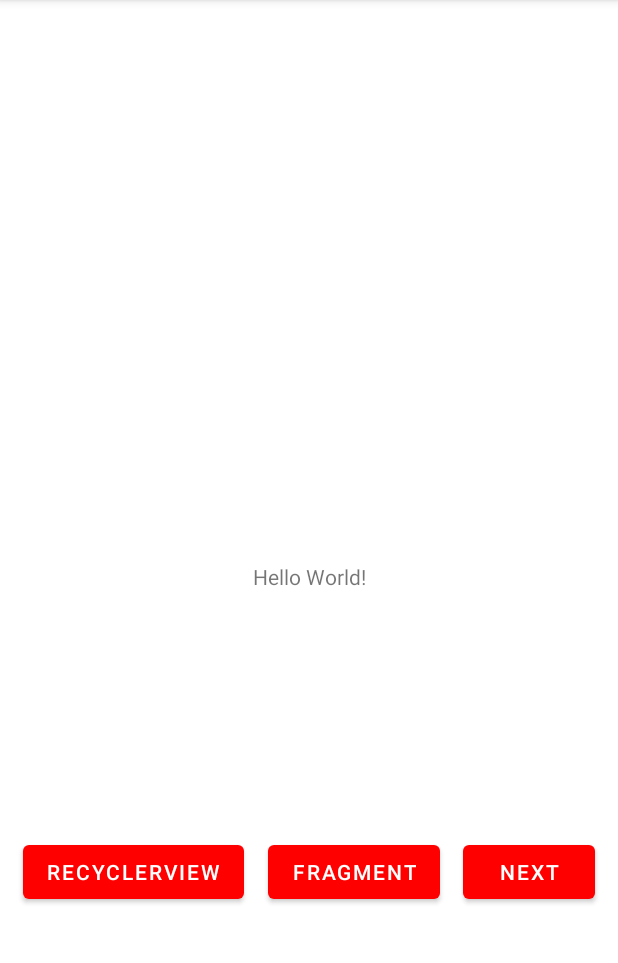
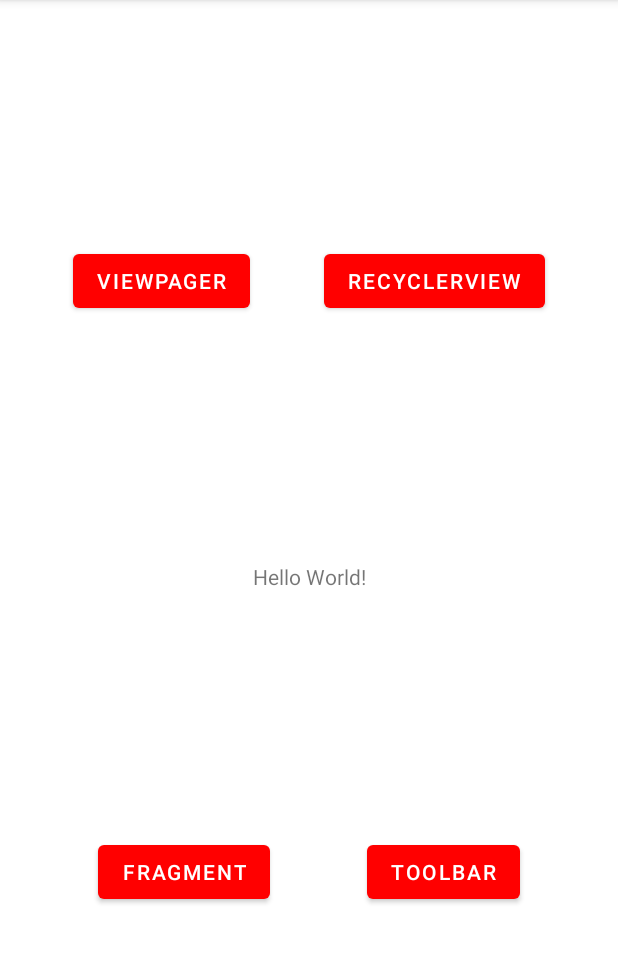
Before and after one commit to jihuncha/doit_kotlin_sample, an Android app: the screen it shows after launch (MainActivity), on a phone screen of 412 x 824 dp, the part 84-1047 px from its top. Run offline under Robolectric (Android 15) with nearby library versions, the phone set to English and light mode, and no system bars.

Commit message:
ch11 main 구조변경

```diff
--- a/ch11_jetpack_library/build.gradle
+++ b/ch11_jetpack_library/build.gradle
@@ -43,6 +43,7 @@ dependencies {
     implementation 'androidx.appcompat:appcompat:1.3.1'
     implementation 'androidx.constraintlayout:constraintlayout:2.1.0'
     implementation("androidx.recyclerview:recyclerview:1.2.1")
+    implementation("androidx.viewpager2:viewpager2:1.0.0")
 
     implementation 'androidx.legacy:legacy-support-v4:1.0.0'
     testImplementation 'junit:junit:4.+'
--- a/ch11_jetpack_library/src/main/AndroidManifest.xml
+++ b/ch11_jetpack_library/src/main/AndroidManifest.xml
@@ -15,7 +15,7 @@
         <!-- up 버튼 정의 : parentActivityName -->
         <!-- android:parentActivityName=".MainActivity" -->
         <activity
-            android:name=".SecondActivity"
+            android:name=".ToolbarActionbarActivity"
             android:exported="true"
             android:theme="@style/Theme.TestTheme1" />
         <activity
--- a/ch11_jetpack_library/src/main/java/com/huni/ch11_jetpack_library/MainActivity.kt
+++ b/ch11_jetpack_library/src/main/java/com/huni/ch11_jetpack_library/MainActivity.kt
@@ -3,10 +3,11 @@ package com.huni.ch11_jetpack_library
 import android.content.Intent
 import androidx.appcompat.app.AppCompatActivity
 import android.os.Bundle
+import android.util.Log
 import android.view.View
 import com.huni.ch11_jetpack_library.databinding.ActivityMainBinding
 
-class MainActivity : AppCompatActivity() {
+class MainActivity : AppCompatActivity(), View.OnClickListener {
     val TAG : String = MainActivity::class.java.simpleName
 
     override fun onCreate(savedInstanceState: Bundle?) {
@@ -16,27 +17,57 @@ class MainActivity : AppCompatActivity() {
         val binding = ActivityMainBinding.inflate(layoutInflater)
         setContentView(binding.root)
 
-        binding.btNext.setOnClickListener(object: View.OnClickListener{
-            override fun onClick(v: View?) {
-                val intent : Intent = Intent(this@MainActivity, SecondActivity::class.java)
+        binding.btNext.setOnClickListener(this)
+        binding.btNextFragment.setOnClickListener(this)
+        binding.btNextRecyclerview.setOnClickListener(this)
+        binding.btNext.setOnClickListener(this)
 
-                startActivity(intent)
-            }
-        })
 
-        binding.btNextFragment.setOnClickListener {
-            val intent : Intent = Intent(this@MainActivity, FragmentActivity::class.java)
+//        binding.btNext.setOnClickListener(object: View.OnClickListener{
+//            override fun onClick(v: View?) {
+//                val intent : Intent = Intent(this@MainActivity, SecondActivity::class.java)
+//
+//                startActivity(intent)
+//            }
+//        })
+//
+//        binding.btNextFragment.setOnClickListener {
+//            val intent : Intent = Intent(this@MainActivity, FragmentActivity::class.java)
+//
+//            startActivity(intent)
+//        }
+//
+//        binding.btNextRecyclerview.setOnClickListener(object : View.OnClickListener{
+//            override fun onClick(v: View?) {
+//                val intent = Intent(this@MainActivity, RecyclerViewActivity::class.java)
+//
+//                startActivity(intent)
+//            }
+//
+//        })
+    }
 
-            startActivity(intent)
-        }
-
-        binding.btNextRecyclerview.setOnClickListener(object : View.OnClickListener{
-            override fun onClick(v: View?) {
-                val intent = Intent(this@MainActivity, RecyclerViewActivity::class.java)
-
+    override fun onClick(v: View?) {
+        when(v?.id) {
+            R.id.bt_next -> {
+                Log.d(TAG, "onClick - bt_next")
+                val intent : Intent = Intent(this@MainActivity, ToolbarActionbarActivity::class.java)
                 startActivity(intent)
             }
 
-        })
+            R.id.bt_next_fragment -> {
+                Log.d(TAG, "onClick - bt_next_fragment")
+                val intent: Intent = Intent(this@MainActivity, FragmentActivity::class.java)
+                startActivity(intent)
+            }
+
+            R.id.bt_next_recyclerview -> {
+                Log.d(TAG, "onClick - bt_next_recyclerview")
+                val intent: Intent = Intent(this@MainActivity, RecyclerViewActivity::class.java)
+                startActivity(intent)
+            }
+        }
     }
+
+
 }
--- a/ch11_jetpack_library/src/main/java/com/huni/ch11_jetpack_library/SecondActivity.kt
+++ b/ch11_jetpack_library/src/main/java/com/huni/ch11_jetpack_library/ToolbarActionbarActivity.kt
@@ -3,11 +3,10 @@ package com.huni.ch11_jetpack_library
 import androidx.appcompat.app.AppCompatActivity
 import android.os.Bundle
 import android.util.Log
-import android.view.MenuItem
 import com.huni.ch11_jetpack_library.databinding.ActivitySecondBinding
 
-class SecondActivity : AppCompatActivity() {
-    val TAG : String = SecondActivity::class.java.simpleName
+class ToolbarActionbarActivity : AppCompatActivity() {
+    val TAG : String = ToolbarActionbarActivity::class.java.simpleName
 
     override fun onCreate(savedInstanceState: Bundle?) {
         super.onCreate(savedInstanceState)
--- a/ch11_jetpack_library/src/main/res/layout/activity_main.xml
+++ b/ch11_jetpack_library/src/main/res/layout/activity_main.xml
@@ -20,7 +20,7 @@
         android:id="@+id/bt_next"
         android:layout_width="wrap_content"
         android:layout_height="wrap_content"
-        android:text="Next"
+        android:text="Toolbar"
         app:layout_constraintTop_toBottomOf="@+id/tv_hello_world"
         app:layout_constraintLeft_toRightOf="@+id/bt_next_fragment"
         app:layout_constraintRight_toRightOf="parent"
@@ -32,7 +32,7 @@
         android:layout_height="wrap_content"
         android:text="Fragment"
         app:layout_constraintTop_toBottomOf="@+id/tv_hello_world"
-        app:layout_constraintLeft_toRightOf="@+id/bt_next_recyclerview"
+        app:layout_constraintLeft_toLeftOf="parent"
         app:layout_constraintRight_toLeftOf="@+id/bt_next"
         app:layout_constraintBottom_toBottomOf="parent"/>
 
@@ -41,9 +41,19 @@
         android:layout_width="wrap_content"
         android:layout_height="wrap_content"
         android:text="Recyclerview"
-        app:layout_constraintTop_toBottomOf="@+id/tv_hello_world"
+        app:layout_constraintTop_toTopOf="parent"
+        app:layout_constraintLeft_toRightOf="@+id/bt_next_viewpager"
+        app:layout_constraintRight_toRightOf="parent"
+        app:layout_constraintBottom_toTopOf="@+id/tv_hello_world"/>
+
+    <Button
+        android:id="@+id/bt_next_viewpager"
+        android:layout_width="wrap_content"
+        android:layout_height="wrap_content"
+        android:text="viewpager"
+        app:layout_constraintTop_toTopOf="parent"
+        app:layout_constraintBottom_toTopOf="@+id/tv_hello_world"
         app:layout_constraintLeft_toLeftOf="parent"
-        app:layout_constraintRight_toLeftOf="@+id/bt_next_fragment"
-        app:layout_constraintBottom_toBottomOf="parent"/>
+        app:layout_constraintRight_toLeftOf="@+id/bt_next_recyclerview"/>
 
 </androidx.constraintlayout.widget.ConstraintLayout>
--- a/ch11_jetpack_library/src/main/res/layout/activity_second.xml
+++ b/ch11_jetpack_library/src/main/res/layout/activity_second.xml
@@ -5,7 +5,7 @@
     android:layout_width="match_parent"
     android:layout_height="match_parent"
     android:orientation="vertical"
-    tools:context=".SecondActivity">
+    tools:context=".ToolbarActionbarActivity">
 
     <androidx.appcompat.widget.Toolbar
         android:id="@+id/toolbar"
```
